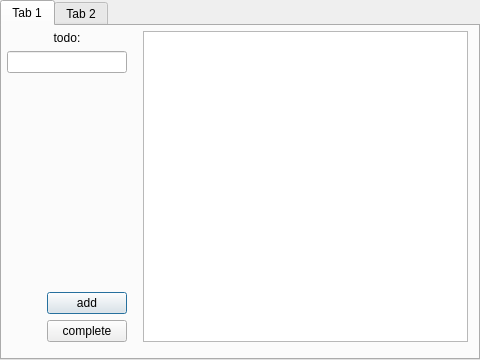
Old version of the form todowindow.ui in the repository ChenqiuXD/DeskSpirite.
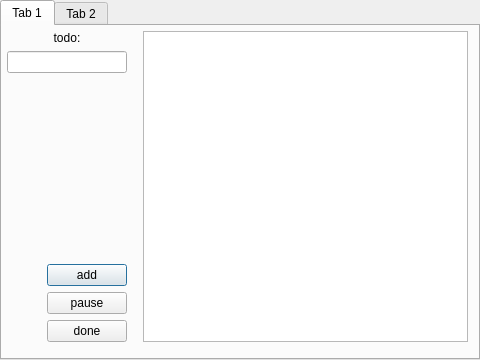
New version of the form.

What changed in the file:
```diff
--- a/todowindow.ui
+++ b/todowindow.ui
@@ -135,6 +135,33 @@
           </item>
          </layout>
         </item>
+        <item>
+         <layout class="QHBoxLayout" name="horizontalLayout_5">
+          <property name="bottomMargin">
+           <number>0</number>
+          </property>
+          <item>
+           <spacer name="horizontalSpacer_3">
+            <property name="orientation">
+             <enum>Qt::Horizontal</enum>
+            </property>
+            <property name="sizeHint" stdset="0">
+             <size>
+              <width>40</width>
+              <height>20</height>
+             </size>
+            </property>
+           </spacer>
+          </item>
+          <item>
+           <widget class="QPushButton" name="pauseButton">
+            <property name="text">
+             <string>pause</string>
+            </property>
+           </widget>
+          </item>
+         </layout>
+        </item>
         <item>
          <layout class="QHBoxLayout" name="horizontalLayout_3">
           <property name="bottomMargin">
@@ -156,7 +183,7 @@
           <item>
            <widget class="QPushButton" name="doneButton">
             <property name="text">
-             <string>complete</string>
+             <string>done</string>
             </property>
            </widget>
           </item>
```
Left out of the diff: 38 changed lines with no effect on the pictures.
